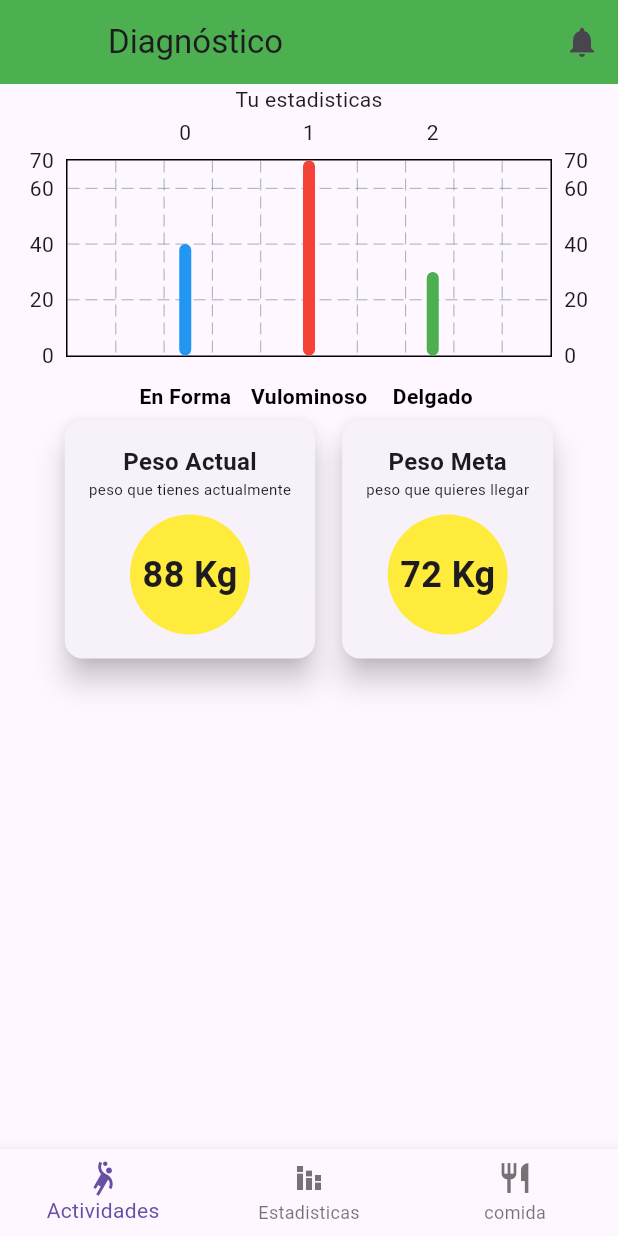
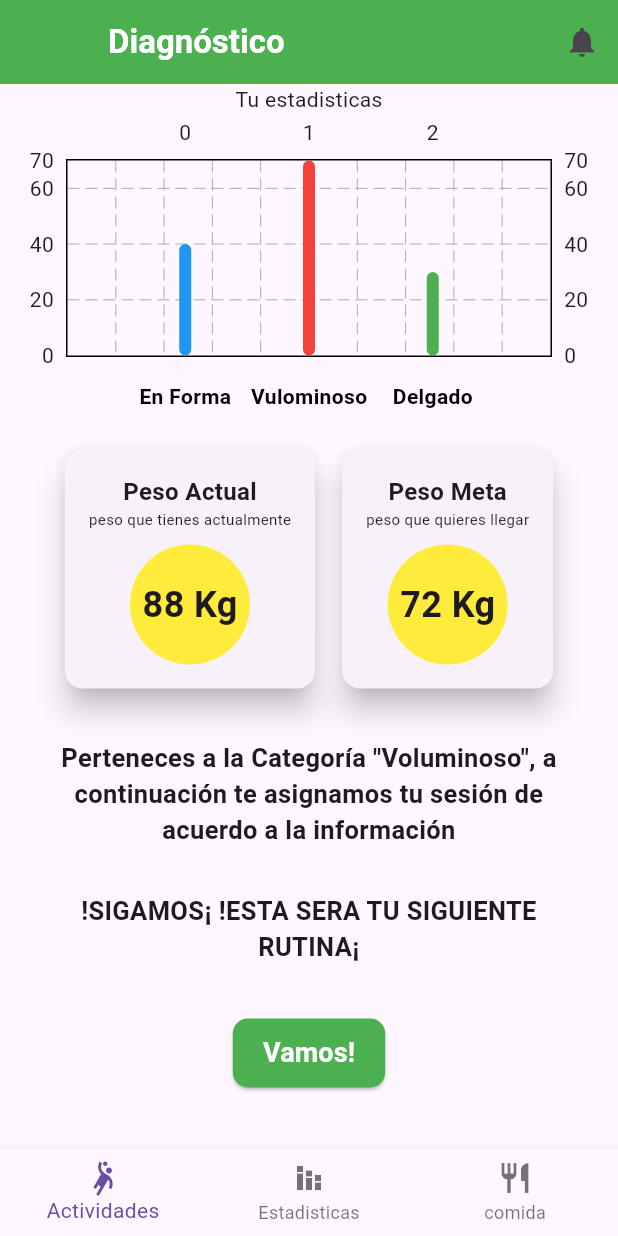
Before and after one commit to yeshua-aguilar/app_puntosano, a Flutter app: the Estadistica screen opened by its route, on a phone screen of 412 x 824 dp. Run offline on Flutter 3.47's test engine with Material 3 defaults, Android fonts, the phone set to English and light mode, and no system bars; drawn by our look-alikes of fl_chart; our stand-ins replace camera.

Commit message:
estadisticas completo

```diff
--- a/lib/estadisticas.dart
+++ b/lib/estadisticas.dart
@@ -11,7 +11,13 @@ class Estadistica extends StatelessWidget {
     return Scaffold(
       //barra de arriba
       appBar: AppBar(
-        title: Text('Diagnóstico'),
+        title: Text(
+          'Diagnóstico',
+          style: TextStyle(
+            fontWeight: FontWeight.bold,
+            color: Colors.white,
+          ),
+        ),
         leading: Container(),
         backgroundColor: Colors.green,
         actions: [
@@ -70,6 +76,9 @@ class Estadistica extends StatelessWidget {
                   ),
                 ),
               ),
+            ),
+            SizedBox(
+              height: 20,
             ),
             Wrap(
               spacing: 10.0,
@@ -160,6 +169,65 @@ class Estadistica extends StatelessWidget {
                 ),
               ],
             ),
+            SizedBox(
+              height: 30,
+            ),
+            Column(
+              mainAxisAlignment: MainAxisAlignment.center,
+              children: [
+                Padding(
+                  padding: EdgeInsets.symmetric(horizontal: 20),
+                  child: Text(
+                    'Perteneces a la Categoría "Voluminoso", a continuación te asignamos tu sesión de acuerdo a la información',
+                    style: TextStyle(
+                      fontSize: 17,
+                      fontWeight: FontWeight.bold,
+                    ),
+                    textAlign: TextAlign.center,
+                  ),
+                ),
+              ],
+            ),
+            SizedBox(
+              height: 30,
+            ),
+            Column(
+              mainAxisAlignment: MainAxisAlignment.center,
+              children: [
+                Padding(
+                  padding: EdgeInsets.symmetric(horizontal: 20),
+                  child: Text(
+                    '!SIGAMOS¡ !ESTA SERA TU SIGUIENTE RUTINA¡',
+                    style: TextStyle(
+                      fontSize: 17,
+                      fontWeight: FontWeight.bold,
+                    ),
+                    textAlign: TextAlign.center,
+                  ),
+                ),
+              ],
+            ),
+            SizedBox(height: 35),
+            ElevatedButton(
+              onPressed: () {
+                // Lógica para manejar el botón
+              },
+              style: ElevatedButton.styleFrom(
+                backgroundColor: Colors.green,
+                padding: EdgeInsets.symmetric(vertical: 10, horizontal: 20),
+                shape: RoundedRectangleBorder(
+                  borderRadius: BorderRadius.circular(10),
+                ),
+              ),
+              child: Text(
+                'Vamos!',
+                style: TextStyle(
+                  fontSize: 18,
+                  fontWeight: FontWeight.bold,
+                  color: Colors.white,
+                ),
+              ),
+            ),
           ],
         ),
       ),
```
